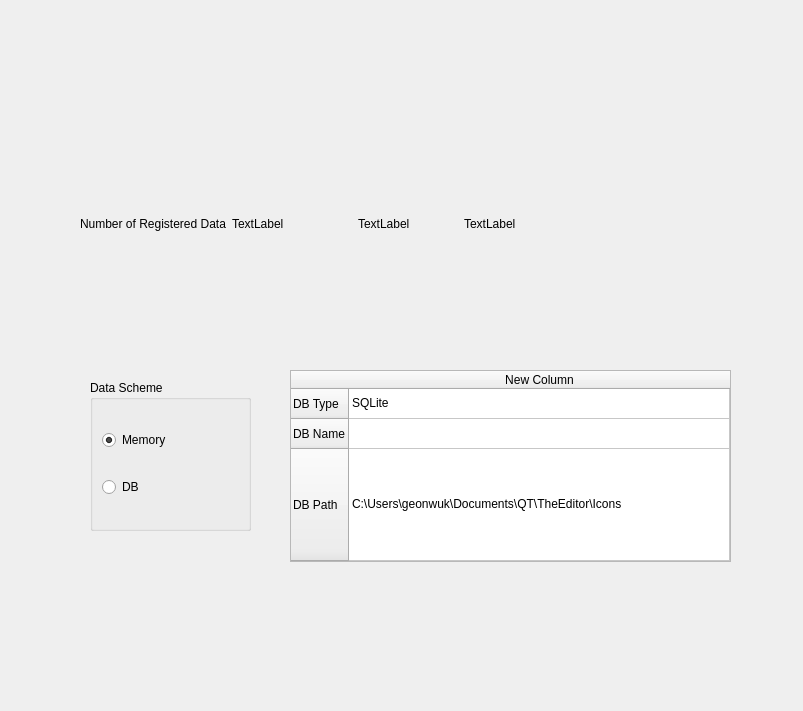
Qt form dashboard.ui (geonwuk/TheEditor) before a commit.
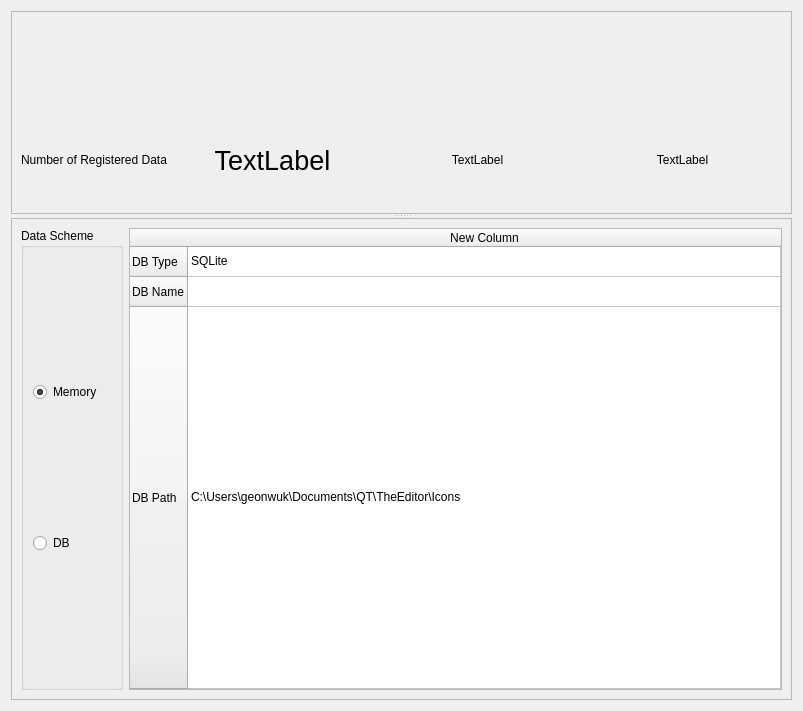
The same form after that commit. Icons and pictures are not drawn.

Patch:
```diff
--- a/dashboard.ui
+++ b/dashboard.ui
@@ -13,15 +13,254 @@
   <property name="windowTitle">
    <string>Form</string>
   </property>
+  <layout class="QHBoxLayout" name="horizontalLayout_7">
+   <item>
+    <widget class="QSplitter" name="splitter">
+     <property name="sizePolicy">
+      <sizepolicy hsizetype="Preferred" vsizetype="Expanding">
+       <horstretch>0</horstretch>
+       <verstretch>0</verstretch>
+      </sizepolicy>
+     </property>
+     <property name="orientation">
+      <enum>Qt::Vertical</enum>
+     </property>
+     <property name="opaqueResize">
+      <bool>false</bool>
+     </property>
+     <property name="childrenCollapsible">
+      <bool>false</bool>
+     </property>
+     <widget class="QFrame" name="frame">
+      <property name="frameShape">
+       <enum>QFrame::StyledPanel</enum>
+      </property>
+      <property name="frameShadow">
+       <enum>QFrame::Raised</enum>
+      </property>
+      <layout class="QHBoxLayout" name="horizontalLayout_2" stretch="0">
+       <item>
+        <layout class="QGridLayout" name="gridLayout">
+         <property name="sizeConstraint">
+          <enum>QLayout::SetDefaultConstraint</enum>
+         </property>
+         <item row="2" column="1">
+          <widget class="QLabel" name="numOfClients">
+           <property name="sizePolicy">
+            <sizepolicy hsizetype="Expanding" vsizetype="Expanding">
+             <horstretch>0</horstretch>
+             <verstretch>0</verstretch>
+            </sizepolicy>
+           </property>
+           <property name="font">
+            <font>
+             <pointsize>20</pointsize>
+            </font>
+           </property>
+           <property name="text">
+            <string>TextLabel</string>
+           </property>
+           <property name="alignment">
+            <set>Qt::AlignCenter</set>
+           </property>
+          </widget>
+         </item>
+         <item row="2" column="2">
+          <widget class="QLabel" name="numOfPrdoducts">
+           <property name="sizePolicy">
+            <sizepolicy hsizetype="Expanding" vsizetype="Expanding">
+             <horstretch>0</horstretch>
+             <verstretch>0</verstretch>
+            </sizepolicy>
+           </property>
+           <property name="text">
+            <string>TextLabel</string>
+           </property>
+           <property name="alignment">
+            <set>Qt::AlignCenter</set>
+           </property>
+          </widget>
+         </item>
+         <item row="2" column="4">
+          <widget class="QLabel" name="numOfOrders">
+           <property name="sizePolicy">
+            <sizepolicy hsizetype="Expanding" vsizetype="Expanding">
+             <horstretch>0</horstretch>
+             <verstretch>0</verstretch>
+            </sizepolicy>
+           </property>
+           <property name="text">
+            <string>TextLabel</string>
+           </property>
+           <property name="alignment">
+            <set>Qt::AlignCenter</set>
+           </property>
+          </widget>
+         </item>
+         <item row="2" column="0">
+          <widget class="QLabel" name="label_4">
+           <property name="text">
+            <string>Number of Registered Data</string>
+           </property>
+          </widget>
+         </item>
+         <item row="1" column="1">
+          <widget class="QWidget" name="widget" native="true">
+           <property name="sizePolicy">
+            <sizepolicy hsizetype="Preferred" vsizetype="Preferred">
+             <horstretch>0</horstretch>
+             <verstretch>0</verstretch>
+            </sizepolicy>
+           </property>
+           <property name="maximumSize">
+            <size>
+             <width>16777215</width>
+             <height>16777215</height>
+            </size>
+           </property>
+           <layout class="QHBoxLayout" name="horizontalLayout_3" stretch="0">
+            <property name="sizeConstraint">
+             <enum>QLayout::SetDefaultConstraint</enum>
+            </property>
+            <item>
+             <widget class="QLabel" name="label">
+              <property name="sizePolicy">
+               <sizepolicy hsizetype="Minimum" vsizetype="Minimum">
+                <horstretch>0</horstretch>
+                <verstretch>0</verstretch>
+               </sizepolicy>
+              </property>
+              <property name="minimumSize">
+               <size>
+                <width>0</width>
+                <height>0</height>
+               </size>
+              </property>
+              <property name="maximumSize">
+               <size>
+                <width>100</width>
+                <height>100</height>
+               </size>
+              </property>
+              <property name="autoFillBackground">
+               <bool>false</bool>
+              </property>
+              <property name="text">
+               <string/>
+              </property>
+              <property name="pixmap">
+               <pixmap resource="resources.qrc">:/Icons/client.png</pixmap>
+              </property>
+              <property name="scaledContents">
+               <bool>true</bool>
+              </property>
+              <property name="alignment">
+               <set>Qt::AlignCenter</set>
+              </property>
+              <property name="wordWrap">
+               <bool>false</bool>
+              </property>
+              <property name="textInteractionFlags">
+               <set>Qt::NoTextInteraction</set>
+              </property>
+             </widget>
+            </item>
+           </layout>
+          </widget>
+         </item>
+         <item row="1" column="2">
+          <widget class="QWidget" name="widget_2" native="true">
+           <property name="layoutDirection">
+            <enum>Qt::LeftToRight</enum>
+           </property>
+           <layout class="QHBoxLayout" name="horizontalLayout_4">
+            <item>
+             <widget class="QLabel" name="label_2">
+              <property name="sizePolicy">
+               <sizepolicy hsizetype="Expanding" vsizetype="Expanding">
+                <horstretch>0</horstretch>
+                <verstretch>0</verstretch>
+               </sizepolicy>
+              </property>
+              <property name="maximumSize">
+               <size>
+                <width>100</width>
+                <height>100</height>
+               </size>
+              </property>
+              <property name="text">
+               <string/>
+              </property>
+              <property name="pixmap">
+               <pixmap resource="resources.qrc">:/Icons/product.png</pixmap>
+              </property>
+              <property name="scaledContents">
+               <bool>true</bool>
+              </property>
+              <property name="alignment">
+               <set>Qt::AlignCenter</set>
+              </property>
+              <property name="textInteractionFlags">
+               <set>Qt::NoTextInteraction</set>
+              </property>
+             </widget>
+            </item>
+           </layout>
+          </widget>
+         </item>
+         <item row="1" column="4">
+          <widget class="QWidget" name="widget_3" native="true">
+           <layout class="QHBoxLayout" name="horizontalLayout_5">
+            <item>
+             <widget class="QLabel" name="label_3">
+              <property name="sizePolicy">
+               <sizepolicy hsizetype="Expanding" vsizetype="Expanding">
+                <horstretch>0</horstretch>
+                <verstretch>0</verstretch>
+               </sizepolicy>
+              </property>
+              <property name="maximumSize">
+               <size>
+                <width>100</width>
+                <height>100</height>
+               </size>
+              </property>
+              <property name="text">
+               <string/>
+              </property>
+              <property name="pixmap">
+               <pixmap resource="resources.qrc">:/Icons/order.png</pixmap>
+              </property>
+              <property name="scaledContents">
+               <bool>true</bool>
+              </property>
+              <property name="alignment">
+               <set>Qt::AlignCenter</set>
+              </property>
+              <property name="textInteractionFlags">
+               <set>Qt::NoTextInteraction</set>
+              </property>
+             </widget>
+            </item>
+           </layout>
+          </widget>
+         </item>
+        </layout>
+       </item>
+      </layout>
+     </widget>
+     <widget class="QFrame" name="frame_2">
+      <property name="frameShape">
+       <enum>QFrame::StyledPanel</enum>
+      </property>
+      <property name="frameShadow">
+       <enum>QFrame::Raised</enum>
+      </property>
+      <layout class="QHBoxLayout" name="horizontalLayout_6" stretch="0">
+       <item>
+        <layout class="QHBoxLayout" name="horizontalLayout">
+         <item>
   <widget class="QGroupBox" name="groupBox">
-   <property name="geometry">
-    <rect>
-     <x>90</x>
-     <y>380</y>
-     <width>161</width>
-     <height>151</height>
-    </rect>
-   </property>
    <property name="title">
     <string>Data Scheme</string>
    </property>
@@ -79,130 +318,9 @@
     </item>
    </layout>
   </widget>
-  <widget class="QWidget" name="gridLayoutWidget">
-   <property name="geometry">
-    <rect>
-     <x>80</x>
-     <y>50</y>
-     <width>503</width>
-     <height>241</height>
-    </rect>
-   </property>
-   <layout class="QGridLayout" name="gridLayout">
-    <item row="0" column="1">
-     <widget class="QWidget" name="widget" native="true">
-      <layout class="QVBoxLayout" name="verticalLayout_2">
-       <item>
-        <widget class="QLabel" name="label">
-         <property name="sizePolicy">
-          <sizepolicy hsizetype="Preferred" vsizetype="Preferred">
-           <horstretch>0</horstretch>
-           <verstretch>0</verstretch>
-          </sizepolicy>
-         </property>
-         <property name="maximumSize">
-          <size>
-           <width>100</width>
-           <height>100</height>
-          </size>
-         </property>
-         <property name="text">
-          <string/>
-         </property>
-         <property name="pixmap">
-          <pixmap resource="resources.qrc">:/Icons/client.png</pixmap>
-         </property>
-         <property name="scaledContents">
-          <bool>true</bool>
-         </property>
-        </widget>
-       </item>
-      </layout>
-     </widget>
-    </item>
-    <item row="1" column="1">
-     <widget class="QLabel" name="numOfClients">
-      <property name="text">
-       <string>TextLabel</string>
-      </property>
-     </widget>
-    </item>
-    <item row="1" column="0">
-     <widget class="QLabel" name="label_4">
-      <property name="text">
-       <string>Number of Registered Data</string>
-      </property>
-     </widget>
-    </item>
-    <item row="0" column="2">
-     <widget class="QLabel" name="label_2">
-      <property name="maximumSize">
-       <size>
-        <width>100</width>
-        <height>100</height>
-       </size>
-      </property>
-      <property name="text">
-       <string/>
-      </property>
-      <property name="pixmap">
-       <pixmap resource="resources.qrc">:/Icons/product.png</pixmap>
-      </property>
-      <property name="scaledContents">
-       <bool>true</bool>
-      </property>
-     </widget>
-    </item>
-    <item row="0" column="3">
-     <widget class="QWidget" name="widget_3" native="true">
-      <layout class="QVBoxLayout" name="verticalLayout_4">
+         </item>
        <item>
-        <widget class="QLabel" name="label_3">
-         <property name="maximumSize">
-          <size>
-           <width>100</width>
-           <height>100</height>
-          </size>
-         </property>
-         <property name="text">
-          <string/>
-         </property>
-         <property name="pixmap">
-          <pixmap resource="resources.qrc">:/Icons/order.png</pixmap>
-         </property>
-         <property name="scaledContents">
-          <bool>true</bool>
-         </property>
-        </widget>
-       </item>
-      </layout>
-     </widget>
-    </item>
-    <item row="1" column="2">
-     <widget class="QLabel" name="numOfPrdoducts">
-      <property name="text">
-       <string>TextLabel</string>
-      </property>
-     </widget>
-    </item>
-    <item row="1" column="3">
-     <widget class="QLabel" name="numOfOrders">
-      <property name="text">
-       <string>TextLabel</string>
-      </property>
-     </widget>
-    </item>
-   </layout>
-  </widget>
   <widget class="QTableWidget" name="tableWidgetDB">
-   <property name="geometry">
-    <rect>
-     <x>290</x>
-     <y>370</y>
-     <width>441</width>
-     <height>192</height>
-    </rect>
-   </property>
    <property name="cornerButtonEnabled">
     <bool>false</bool>
    </property>
@@ -246,6 +364,14 @@
     </property>
    </item>
   </widget>
+         </item>
+        </layout>
+       </item>
+      </layout>
+     </widget>
+    </widget>
+   </item>
+  </layout>
  </widget>
  <resources>
   <include location="resources.qrc"/>
```
Left out of the diff: 4 changed lines with no effect on the pictures. Lines whose indentation alone changed are shown as unchanged.
